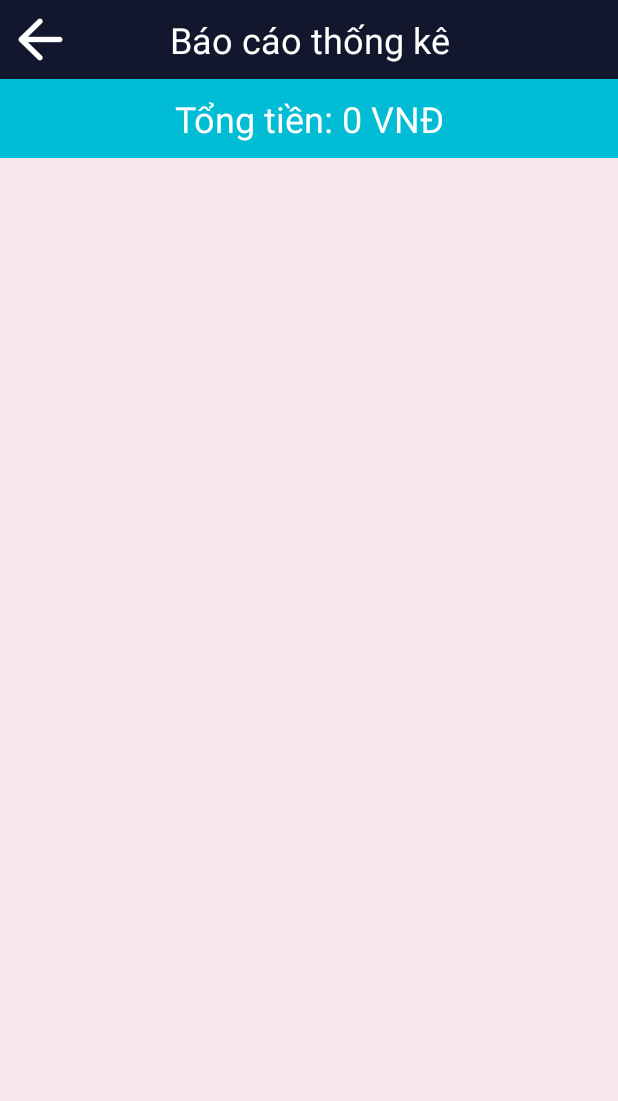
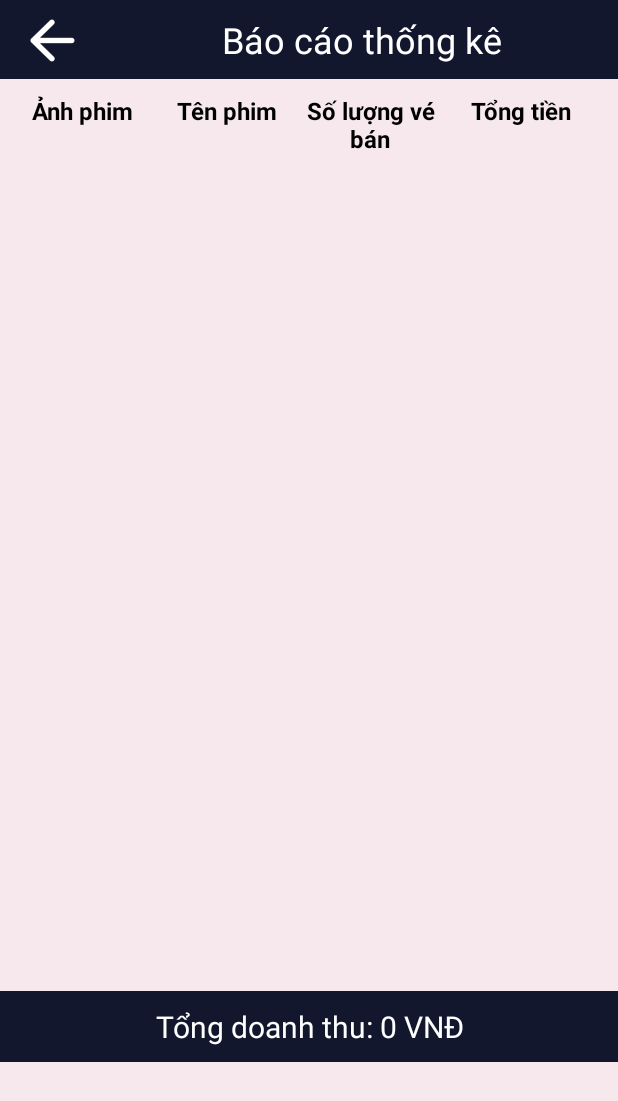
Before and after one commit to hvson03/movie_management_app, an Android app: the ActionReport screen opened directly, with no data from a screen before it, on a phone screen of 412 x 824 dp. Shown: the top 1101 px of the screen. Run offline under Robolectric (Android 15) with nearby library versions, the phone set to English and light mode, and no system bars.

Commit message:
Cap nhat giao dien thong ke, lich su quan ly

```diff
--- a/app/src/main/java/com/example/android_ck/quanly/ActionReport.java
+++ b/app/src/main/java/com/example/android_ck/quanly/ActionReport.java
@@ -48,7 +48,7 @@ public class ActionReport extends AppCompatActivity {
         listsoluongmua = new ArrayList<Integer>();
         listthusp = new ArrayList<Integer>();
 
-        tv_tongtien.setText("Tổng tiền: " + myDB.getTongTienCacHoaDon() + " VNĐ");
+        tv_tongtien.setText("Tổng doanh thu: " + myDB.getTongTienCacHoaDon() + " VNĐ");
         storeDataInArrays();
         actionReportAdapter = new ActionReportAdapter(this, listanhphim, listtenphim, listsoluongmua, listgiaphim, listthusp);
         recyclerView.setAdapter(actionReportAdapter);
--- a/app/src/main/java/com/example/android_ck/quanly/FilmEdit.java
+++ b/app/src/main/java/com/example/android_ck/quanly/FilmEdit.java
@@ -215,7 +215,7 @@ public class FilmEdit extends AppCompatActivity {
     // chuyển đổi ảnh
     private byte[] convertImageViewToByteArray(ImageView imageView) {
         Bitmap bitmap = ((BitmapDrawable) imageView.getDrawable()).getBitmap();
-        Bitmap scaledBitmap = scaleBitmap(bitmap, 800); // Thay đổi 800 thành kích thước tối đa mong muốn
+        Bitmap scaledBitmap = scaleBitmap(bitmap, 500); // Thay đổi 500 thành kích thước tối đa mong muốn
         ByteArrayOutputStream stream = new ByteArrayOutputStream();
         scaledBitmap.compress(Bitmap.CompressFormat.PNG, 100, stream);
         return stream.toByteArray();
--- a/app/src/main/java/com/example/android_ck/quanly/HistoryFragmentAdapter.java
+++ b/app/src/main/java/com/example/android_ck/quanly/HistoryFragmentAdapter.java
@@ -48,10 +48,10 @@ public class HistoryFragmentAdapter extends RecyclerView.Adapter<HistoryFragment
         holder.txt_email.setText("Email: " + String.valueOf(listemail.get(position)));
         holder.txt_sdt.setText("Số điện thoại: " + String.valueOf(listsdt.get(position)));
         holder.txt_theloai.setText("Thể loại: " + String.valueOf(listtheloai.get(position)));
-        holder.txt_tenkhachhang.setText("Khách hàng: " + String.valueOf(listtaikhoan.get(position)));
+        holder.txt_tenkhachhang.setText("Tài khoản: " + String.valueOf(listtaikhoan.get(position)));
         holder.txt_gia.setText(String.valueOf("Giá: " + listgiaphim.get(position)) + " VNĐ");
         holder.txt_soluong.setText("Số lượng: " + String.valueOf(listsoluong.get(position)));
-        holder.txt_tongthu.setText("TỔNG THU: " + String.valueOf(listgiaphim.get(position)*listsoluong.get(position)) + " VNĐ");
+        holder.txt_tongthu.setText("Thành tiền: " + String.valueOf(listgiaphim.get(position)*listsoluong.get(position)) + " VNĐ");
         holder.img_anhphim.setImageBitmap(listanhphim.get(position));
     }
 
--- a/app/src/main/res/layout/activity_quanly_tacvu_baocao.xml
+++ b/app/src/main/res/layout/activity_quanly_tacvu_baocao.xml
@@ -1,5 +1,5 @@
 <?xml version="1.0" encoding="utf-8"?>
-<androidx.constraintlayout.widget.ConstraintLayout xmlns:android="http://schemas.android.com/apk/res/android"
+<LinearLayout xmlns:android="http://schemas.android.com/apk/res/android"
     xmlns:app="http://schemas.android.com/apk/res-auto"
     xmlns:tools="http://schemas.android.com/tools"
     android:layout_width="match_parent"
@@ -8,52 +8,105 @@
     android:orientation="vertical">
 
 
+    <LinearLayout
+        android:layout_width="match_parent"
+        android:layout_height="wrap_content"
+        android:background="#13172E"
+        android:orientation="horizontal">
+
+        <ImageView
+            android:id="@+id/img_quanly_baocao_back"
+            android:layout_width="30dp"
+            android:layout_height="30dp"
+            android:layout_gravity="center_vertical"
+            android:layout_marginLeft="20dp"
+            android:layout_marginRight="20dp"
+            app:srcCompat="@drawable/back" />
+
+        <TextView
+            android:id="@+id/textView"
+            android:layout_width="match_parent"
+            android:layout_height="wrap_content"
+
+            android:gravity="center"
+            android:padding="10dp"
+            android:text="Báo cáo thống kê"
+            android:textColor="@color/white"
+            android:textSize="24sp" />
+
+    </LinearLayout>
+
+    <LinearLayout
+        android:layout_width="match_parent"
+        android:layout_height="608dp"
+        android:orientation="vertical">
+
+        <LinearLayout
+            android:layout_width="match_parent"
+            android:layout_height="wrap_content"
+            android:layout_margin="10dp"
+            android:orientation="horizontal">
+
+            <TextView
+                android:id="@+id/textView30"
+                android:layout_width="15dp"
+                android:layout_height="wrap_content"
+                android:layout_weight="1"
+                android:gravity="center_horizontal"
+                android:text="Ảnh phim"
+                android:textColor="@color/black"
+                android:textStyle="bold"
+                android:textSize="16dp" />
+
+            <TextView
+                android:id="@+id/textView33"
+                android:layout_width="27dp"
+                android:layout_height="wrap_content"
+                android:layout_weight="1"
+                android:gravity="center_horizontal"
+                android:text="Tên phim"
+                android:textColor="@color/black"
+                android:textStyle="bold"
+                android:textSize="16dp" />
+
+            <TextView
+                android:id="@+id/textView34"
+                android:layout_width="14dp"
+                android:layout_height="wrap_content"
+                android:layout_weight="1"
+                android:text="Số lượng vé bán"
+                android:textAlignment="center"
+                android:textColor="@color/black"
+                android:textStyle="bold"
+                android:textSize="16dp" />
+
+            <TextView
+                android:id="@+id/textView35"
+                android:layout_width="35dp"
+                android:layout_height="wrap_content"
+                android:layout_weight="1"
+                android:gravity="center_horizontal"
+                android:text="Tổng tiền"
+                android:textColor="@color/black"
+                android:textStyle="bold"
+                android:textSize="16dp" />
+        </LinearLayout>
+
+        <androidx.recyclerview.widget.RecyclerView
+            android:id="@+id/recyclerViewBaoCao"
+            android:layout_width="match_parent"
+            android:layout_height="match_parent" />
+    </LinearLayout>
+
     <TextView
-        android:id="@+id/textView"
+        android:id="@+id/txt_quanly_baocao_tongtien"
         android:layout_width="match_parent"
         android:layout_height="wrap_content"
         android:background="#13172E"
         android:gravity="center"
         android:padding="10dp"
-        android:text="Báo cáo thống kê"
+        android:text="Tổng doanh thu: 0đ"
         android:textColor="@color/white"
-        android:textSize="24sp"
-        app:layout_constraintEnd_toEndOf="parent"
-        app:layout_constraintStart_toStartOf="parent"
-        app:layout_constraintTop_toTopOf="parent" />
+        android:textSize="20sp" />
 
-    <ImageView
-        android:id="@+id/img_quanly_baocao_back"
-        android:layout_width="30dp"
-        android:layout_height="30dp"
-        android:layout_marginStart="12dp"
-        android:layout_marginBottom="12dp"
-        app:layout_constraintBottom_toTopOf="@+id/recyclerViewBaoCao"
-        app:layout_constraintStart_toStartOf="parent"
-        app:layout_constraintTop_toTopOf="parent"
-        app:layout_constraintVertical_bias="1.0"
-        app:srcCompat="@drawable/back" />
-
-    <androidx.recyclerview.widget.RecyclerView
-        android:id="@+id/recyclerViewBaoCao"
-        android:layout_width="match_parent"
-        android:layout_height="wrap_content"
-        app:layout_constraintEnd_toEndOf="parent"
-        app:layout_constraintStart_toStartOf="parent"
-        app:layout_constraintTop_toBottomOf="@+id/textView"/>
-
-    <TextView
-        android:id="@+id/txt_quanly_baocao_tongtien"
-        android:layout_width="match_parent"
-        android:layout_height="wrap_content"
-        android:background="#00BCD4"
-        android:gravity="center"
-        android:padding="10dp"
-        android:text="Tổng tiền: 0đ"
-        android:textColor="@color/white"
-        android:textSize="24sp"
-        app:layout_constraintEnd_toEndOf="parent"
-        app:layout_constraintStart_toStartOf="parent"
-        app:layout_constraintTop_toBottomOf="@+id/recyclerViewBaoCao" />
-
-</androidx.constraintlayout.widget.ConstraintLayout>
+</LinearLayout>
```
Also changed, not shown: app/src/main/java/com/example/android_ck/quanly/ActionReportAdapter.java (+5 -5 lines), app/src/main/res/layout/item_quanly_baocao.xml (+32 -36 lines), app/src/main/res/layout/item_quanly_lichsu.xml (+52 -29 lines).
